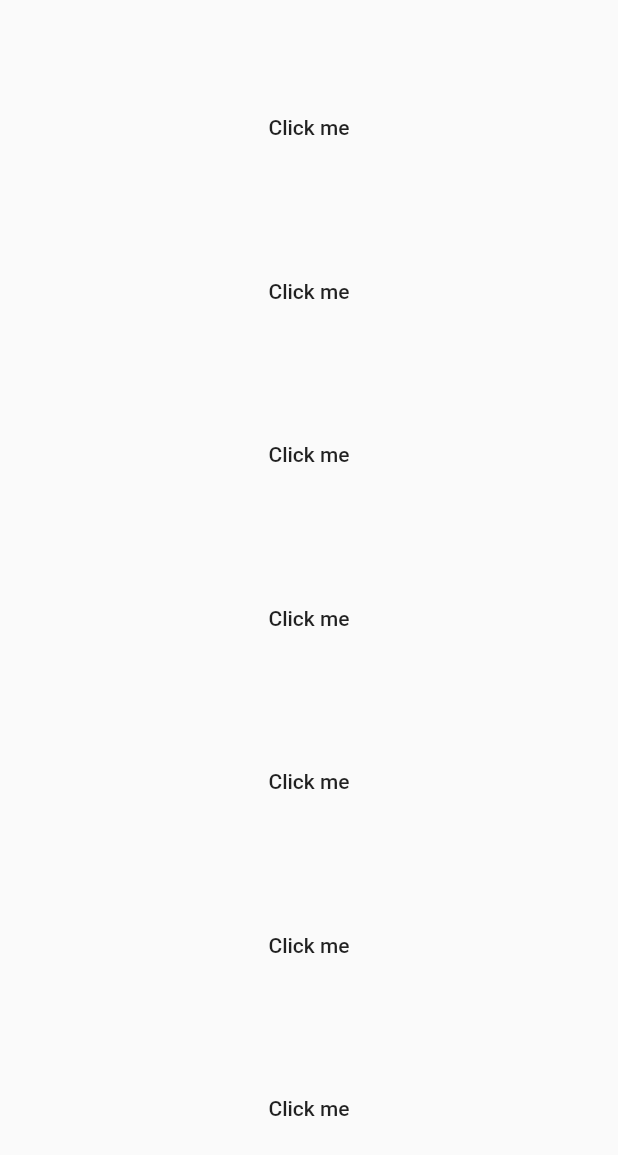
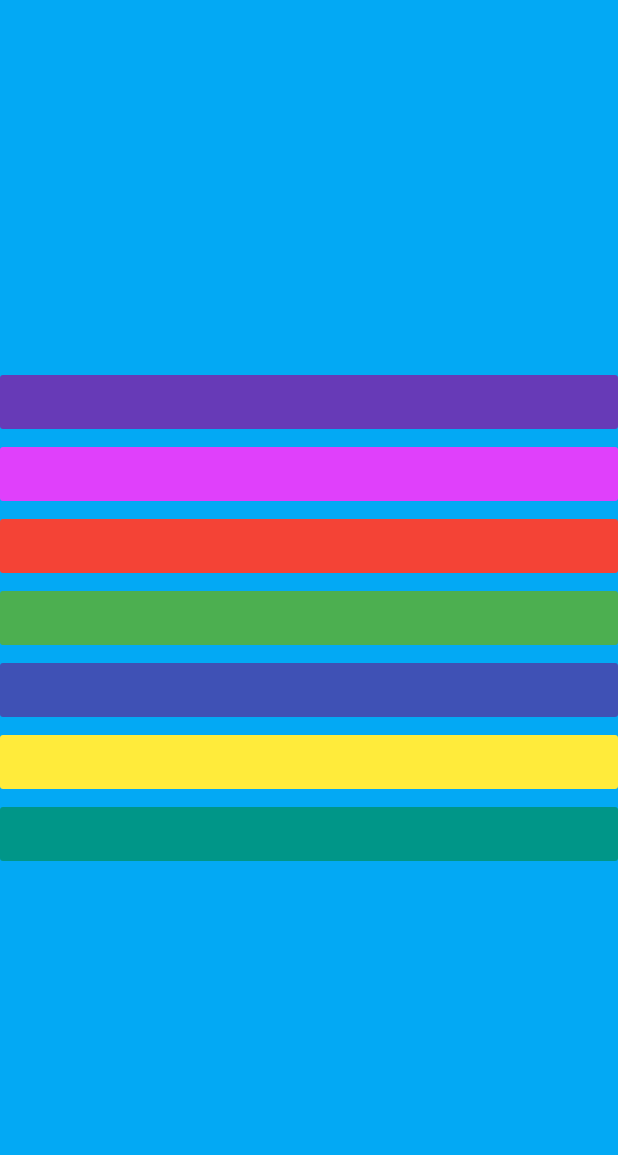
Before and after one commit to vivu001/colorfulsound, a Flutter app: the screen it shows after launch, on a phone screen of 412 x 824 dp. Shown: the top 1155 px of the screen. Run offline on Flutter 3.47's test engine with Material 2 defaults, Android fonts, the light colour scheme and no system bars; our stand-ins replace audioplayers.

Commit message:
modified buttons with random differential colors

```diff
--- a/lib/main.dart
+++ b/lib/main.dart
@@ -1,31 +1,58 @@
+import 'dart:math';
+
+import 'package:flutter/cupertino.dart';
+import 'package:flutter/cupertino.dart';
 import 'package:flutter/material.dart';
 import 'package:audioplayers/audio_cache.dart';
 
 void main() => runApp(XylophoneApp());
 
 class XylophoneApp extends StatelessWidget {
-  @override
-  Widget build(BuildContext context) {
+
+  // add buttons with color
+  List<Widget> _addButtons(Color _makeColor()) {
     final buttons = <Widget>[];
 
     for (var i = 1; i <= 7; i++) {
-      buttons.add(Center(
-        child: FlatButton(
-          onPressed: () {
-            final player = AudioCache(); // local variable
-            player.play('note$i.wav');
-          },
-          child: Text('Click me'),
-        ),
+      buttons.add(FlatButton(
+        onPressed: () {
+          final player = AudioCache(); // local variable
+          player.play('note$i.wav');
+        },
+        color: _makeColor(),
       ));
+    }
+
+    return buttons;
+  }
+
+  @override
+  Widget build(BuildContext context) {
+    List<Color> colors = [
+      Colors.red,
+      Colors.green,
+      Colors.deepPurple,
+      Colors.yellow,
+      Colors.indigo,
+      Colors.purpleAccent,
+      Colors.teal
+    ];
+
+    // generate random color
+    Color _makeColor() {
+      int random = new Random().nextInt(colors.length);
+      print(random);
+      return colors.removeAt(random);
     }
 
     return MaterialApp(
       home: Scaffold(
+        backgroundColor: Colors.lightBlue,
         body: SafeArea(
           child: Column(
-            children: buttons,
-            mainAxisAlignment: MainAxisAlignment.spaceEvenly,
+            children: _addButtons(_makeColor),
+            mainAxisAlignment: MainAxisAlignment.center,
+            crossAxisAlignment: CrossAxisAlignment.stretch,
           ),
         ),
       ),
--- a/pubspec.yaml
+++ b/pubspec.yaml
@@ -4,7 +4,7 @@ description: A new Flutter application.
 version: 1.0.0+1
 
 environment:
-  sdk: ">=2.1.0 <3.0.0"
+  sdk: ">=2.2.0 <3.0.0"
 
 dependencies:
   flutter:
@@ -22,4 +22,4 @@ flutter:
   uses-material-design: true
 
   assets:
-    - assets/note1.wav
+    - assets/
```
